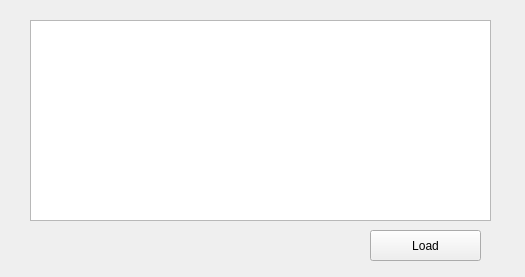
First picture: the form in FaceRecognition/listeemploye.ui, repository idriss92/FaceRecognition, before the edit.
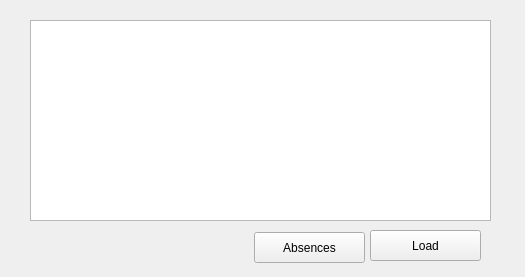
Second picture: the form after the edit.

```diff
--- a/FaceRecognition/listeemploye.ui
+++ b/FaceRecognition/listeemploye.ui
@@ -36,6 +36,19 @@
     <string>Load</string>
    </property>
   </widget>
+  <widget class="QPushButton" name="pushAbsences">
+   <property name="geometry">
+    <rect>
+     <x>254</x>
+     <y>232</y>
+     <width>111</width>
+     <height>31</height>
+    </rect>
+   </property>
+   <property name="text">
+    <string>Absences</string>
+   </property>
+  </widget>
  </widget>
  <resources/>
  <connections/>
```
